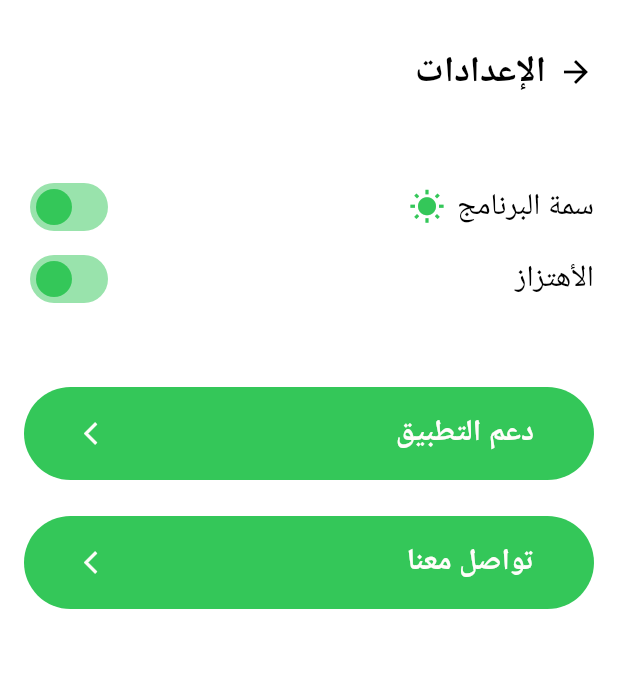
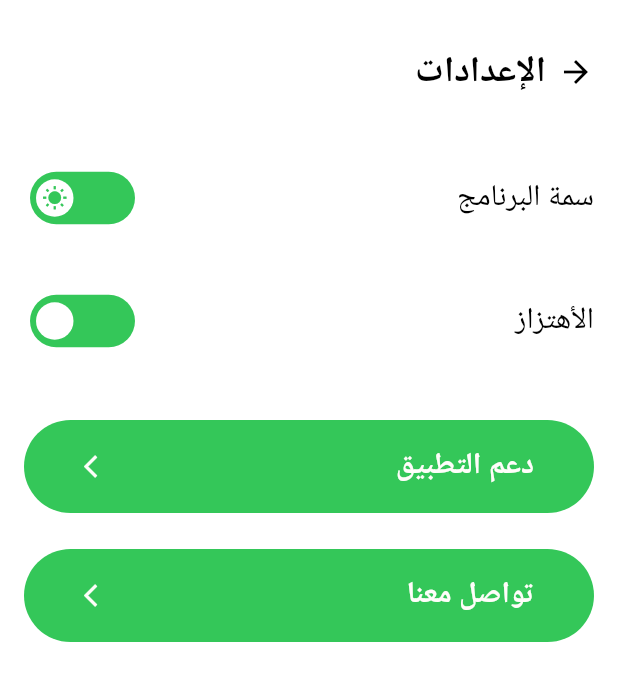
Before and after one commit to Amr-Haitham/bank-el-zikr, a Flutter app: the screen it shows after launch, after a tap on the "settings" icon, on a phone screen of 412 x 824 dp. Shown: the top 681 px of the screen. Run offline on Flutter 3.47's test engine with Material 3 defaults, Android fonts, the light colour scheme and no system bars; drawn by our look-alikes of flutter_switch; our stand-ins replace auto_size_text, bloc, confetti, fl_chart, flutter_bloc, google_fonts and 6 more; missing offline and left inert: arabic_numbers; accounts and stored records are empty; network calls fail; Roboto replaces fonts that are missing (Tajawal).

Commit message:
abd el hay finishes

```diff
--- a/lib/1_ui/screens/home_screen/home_screen.dart
+++ b/lib/1_ui/screens/home_screen/home_screen.dart
@@ -9,6 +9,8 @@ import 'package:bank_el_ziker/2_state_management/general_data/update_general_dat
 import 'package:flutter/material.dart';
 import 'package:flutter_bloc/flutter_bloc.dart';
 import 'package:share_plus/share_plus.dart';
+
+import '../../core/consts/constant_values.dart';
 
 class HomeScreen extends StatefulWidget {
   const HomeScreen({super.key});
@@ -34,14 +36,14 @@ class _HomeScreenState extends State<HomeScreen> {
       child: Scaffold(
         backgroundColor: Theme.of(context).scaffoldBackgroundColor,
         body: Padding(
-          padding: const EdgeInsets.symmetric(horizontal: 16.0),
+          padding: const EdgeInsets.symmetric(horizontal:ConstantValues.appHorizontalPadding),
           child: SingleChildScrollView(
             child: Column(
               crossAxisAlignment: CrossAxisAlignment.stretch,
               mainAxisAlignment: MainAxisAlignment.spaceBetween,
               children: [
                 const SizedBox(
-                  height: 30,
+                  height: ConstantValues.appTopPadding,
                 ),
                 const DateSettingsWelcomeWidget(),
                 const ZikerBalanceWidget(),
--- a/lib/1_ui/screens/home_screen/widgets/date_settings_welcome_widget.dart
+++ b/lib/1_ui/screens/home_screen/widgets/date_settings_welcome_widget.dart
@@ -31,8 +31,6 @@ class _DateSettingsWelcomeWidgetState extends State<DateSettingsWelcomeWidget> {
       },
       child: SizedBox(
         height: ScreenUtils.getScreenHeight(context) / 6,
-        child: Padding(
-          padding: const EdgeInsets.all(16),
         child: Row(
           mainAxisAlignment: MainAxisAlignment.spaceBetween,
           crossAxisAlignment: CrossAxisAlignment.center,
@@ -89,7 +87,6 @@ class _DateSettingsWelcomeWidgetState extends State<DateSettingsWelcomeWidget> {
           ],
         ),
       ),
-      ),
     );
   }
 }
--- a/lib/1_ui/screens/settings_screen/settings_screen.dart
+++ b/lib/1_ui/screens/settings_screen/settings_screen.dart
@@ -6,6 +6,7 @@ import 'package:bank_el_ziker/2_state_management/settings/get_settings_cubit/get
 import 'package:bank_el_ziker/2_state_management/settings/set_settings_cubit/set_settings_cubit.dart';
 import 'package:flutter/material.dart';
 import 'package:flutter_bloc/flutter_bloc.dart';
+import 'package:flutter_switch/flutter_switch.dart';
 
 import '../../../2_state_management/charity_funds_paypal_cubit/charity_funds_paypal_cubit.dart';
 import '../../../4_utility_functions/general_utils.dart';
@@ -68,7 +69,8 @@ class _SettingsScreenState extends State<SettingsScreen> {
                 ),
                 _buildSwitchTile(
                   text: 'سمة البرنامج',
-                  value: isLightTheme,
+                  value: isLightTheme,activeIcon: Icon(Icons.wb_sunny,color: Theme.of(context).primaryColor,),inActiveIcon: const Icon(Icons.nights_stay),
+                 inActiveColor:Theme.of(context).primaryColor,
                   onChanged: (value) {
                     setState(() {
                       isLightTheme = value;
@@ -76,15 +78,19 @@ class _SettingsScreenState extends State<SettingsScreen> {
                           .setTheme(isLightTheme: isLightTheme);
                     });
                   },
-                  icon: isLightTheme ? Icons.wb_sunny : Icons.nights_stay,
                 ),
+                const SizedBox(
+                  height: 46,
+                ),
+
                 _buildSwitchTile(
                   text: 'الأهتزاز',
                   value: isVibrating,
                   onChanged: (value) {
                     setState(() {
                       isVibrating = value;
-                      BlocProvider.of<SetSettingsCubit>(context).setIsVibrating(isVibrating: isVibrating);
+                      BlocProvider.of<SetSettingsCubit>(context)
+                          .setIsVibrating(isVibrating: isVibrating);
                     });
                   },
                 ),
@@ -146,27 +152,57 @@ class _SettingsScreenState extends State<SettingsScreen> {
   Widget _buildSwitchTile({
     required String text,
     required bool value,
+    Icon? activeIcon,
+    Icon? inActiveIcon,
+    Color? inActiveColor,
     required Function(bool) onChanged,
-    IconData? icon,
+
   }) {
     return Row(
       mainAxisAlignment: MainAxisAlignment.spaceBetween,
       children: [
-        Transform.scale(
-          scaleX: -1,
-          child: Switch(
-            value: value,
-            onChanged: onChanged,
-            activeColor: Theme.of(context).primaryColor,
-            inactiveThumbColor: Colors.grey,
+        Container(
+          padding: EdgeInsets.zero,
+          margin: EdgeInsets.zero,
+          height: 36,
+          width: 78,
+          child: Transform.scale(
+            scaleX: -1,
+            // fit: BoxFit.fitHeight,
+            child: FlutterSwitch(
+
+              // width: 125.0,
+              // height: 55.0,
+
+              activeIcon: activeIcon,
+              inactiveIcon:inActiveIcon,
+              activeColor: Theme.of(context).primaryColor,
+              inactiveColor:inActiveColor?? const Color(0xff787880),
+              valueFontSize: 25.0,
+              // toggleSize: 45.0,
+              value: value,
+              borderRadius: 30.0,
+              // padding: 8.0,
+              showOnOff: false,
+              onToggle: onChanged,
+            ),
+
+            //  Switch(
+            //   value: value,
+            //   onChanged: onChanged,
+            //   activeColor: Theme.of(context).primaryColor,
+            //   inactiveThumbColor: Colors.grey,
+            //   materialTapTargetSize: MaterialTapTargetSize.shrinkWrap,
+            //   splashRadius: 0,
+            // ),
           ),
         ),
         Row(
           children: [
-            if (icon != null)
-              Icon(icon,
-                  color: value ? Theme.of(context).primaryColor : Colors.grey),
-            const SizedBox(width: 8),
+            // if (icon != null)
+            //   Icon(icon,
+            //       color: value ? Theme.of(context).primaryColor : Colors.grey),
+            // const SizedBox(width: 8),
             Text(
               text,
               style: Theme.of(context).textTheme.bodyMedium,
--- a/lib/1_ui/screens/situations_azkar_screen/components/situational_zikr_search_widget.dart
+++ b/lib/1_ui/screens/situations_azkar_screen/components/situational_zikr_search_widget.dart
@@ -29,12 +29,12 @@ class SituationalZikrSearchWidget extends StatelessWidget {
         ),
         enabledBorder: OutlineInputBorder(
           borderSide:
-              BorderSide(color: Theme.of(context).primaryColor, width: 2),
+              BorderSide(color: Theme.of(context).primaryColor, width: 1),
           borderRadius: BorderRadius.circular(30),
         ),
         focusedBorder: OutlineInputBorder(
           borderSide:
-              BorderSide(color: Theme.of(context).primaryColor, width: 2),
+              BorderSide(color: Theme.of(context).primaryColor, width: 1),
           borderRadius: BorderRadius.circular(30),
         ),
       ),
--- a/lib/1_ui/screens/situations_azkar_screen/situations_azkar_screen.dart
+++ b/lib/1_ui/screens/situations_azkar_screen/situations_azkar_screen.dart
@@ -104,7 +104,7 @@ class _SituationsAzkarScreenState extends State<SituationsAzkarScreen> {
                 )),
                 SliverToBoxAdapter(
                     child: SizedBox(
-                  // height: 41,
+                  height: 50,
                   child: Row(
                     children: [
                       Expanded(
@@ -132,8 +132,8 @@ class _SituationsAzkarScreenState extends State<SituationsAzkarScreen> {
                           // print(showFavourites);
                         },
                         child: Container(
-                          width: 44,
-                          height: 44,
+                          width: 50,
+                          height: 50,
                           decoration: BoxDecoration(
                             shape: BoxShape.circle,
                             color: showFavourites
--- a/pubspec.yaml
+++ b/pubspec.yaml
@@ -52,10 +52,11 @@ dependencies:
   arabic_numbers: ^1.0.0
   shared_preferences: ^2.3.2
   vibration: ^2.0.0
-  flutter_local_notifications: ^17.2.2
+  # flutter_local_notifications: ^17.2.2
   url_launcher: ^6.3.0
   meta: ^1.15.0
   http: ^1.2.2
+  flutter_switch: ^0.3.2
 
 dev_dependencies:
   flutter_test:
```
Also changed, not shown: lib/1_ui/screens/ziker_screen/ziker_screen.dart (+12 -2 lines), pubspec.lock, 2 other files. Lines whose indentation alone changed are shown as unchanged.
